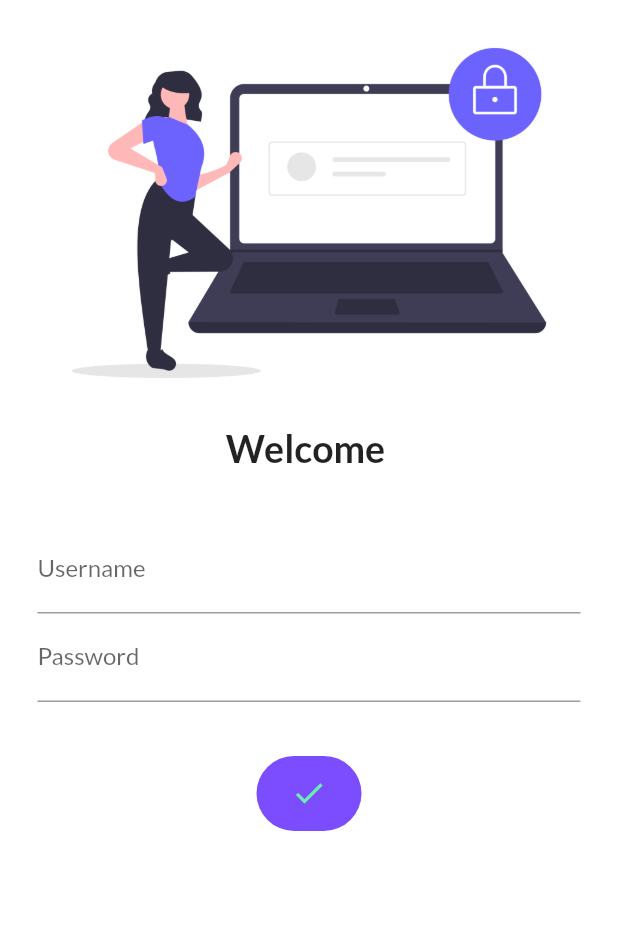
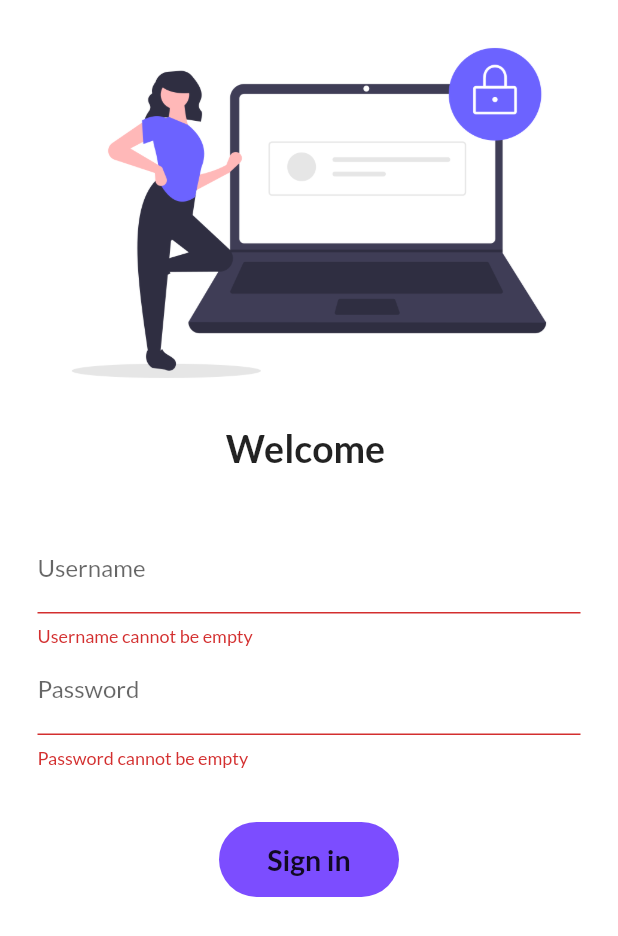
Before and after one commit to maisam2244/flutterCatalog, a Flutter app: the screen it shows after launch, after a tap on "Sign in", on a phone screen of 412 x 824 dp. Shown: the top 936 px of the screen. Run offline on Flutter 3.47's test engine with Material 2 defaults, Android fonts, the phone set to English and light mode, and no system bars; our stand-ins replace google_fonts.

Commit message:
day6 completed

```diff
--- a/lib/pages/login_page.dart
+++ b/lib/pages/login_page.dart
@@ -10,21 +10,40 @@ class Login extends StatefulWidget {
 }
 
 class _LoginState extends State<Login> {
-String name = "";
+  String username = "";
+  String password = "";
   bool changeState = false;
+  final _formKey = GlobalKey<FormState>();
+
+  void moveToHome(BuildContext context) async {
+    if (_formKey.currentState!.validate()) {
+      setState(() {
+        changeState = true;
+      });
+      await Future.delayed(const Duration(seconds: 1));
+      await Navigator.pushNamed(context, MyRoutes.homeRoute);
+      setState(() {
+        changeState = false;
+      });
+    }
+  }
+
   @override
   Widget build(BuildContext context) {
     return Material(
       color: Colors.white,
       child: SingleChildScrollView(
-        child: Column(children: [
+        child: Form(
+          key: _formKey,
+          child: Column(
+            children: [
               Image.asset(
                 'assets/images/Login_Page.png',
                 fit: BoxFit.cover,
               ),
               Center(
                 child: Text(
-              "Welcome $name",
+                  "Welcome $username",
                   style: const TextStyle(
                     fontSize: 25,
                     fontWeight: FontWeight.bold,
@@ -43,56 +62,71 @@ bool changeState = false;
                         hintText: "Enter username",
                         labelText: "Username",
                       ),
+                      validator: (value) {
+                        if (value == null || value.isEmpty) {
+                          return "Username cannot be empty";
+                        } else if (value.length < 6) {
+                          return "Length cannot be less than 6";
+                        } else {
+                          return null;
+                        }
+                      },
                       onChanged: (value) {
-                    name = value;
+                        username = value;
                         setState(() {});
                       },
                     ),
                     TextFormField(
                       obscureText: true,
                       decoration: const InputDecoration(
-                      hintText: "Enter password", labelText: "Password"),
+                        hintText: "Enter password",
+                        labelText: "Password",
+                      ),
+                      validator: (value) {
+                        if (value == null || value.isEmpty) {
+                          return "Password cannot be empty";
+                        } else if (value.length < 6) {
+                          return "Length cannot be less than 10";
+                        } else {
+                          return null;
+                        }
+                      },
                       onChanged: (value) {
-                    name = value;
+                        password = value;
                         setState(() {});
                       },
-                )
+                    ),
                   ],
                 ),
               ),
               const SizedBox(
                 height: 20.0,
               ),
-          //ElevatedButton(
-          //  style: TextButton.styleFrom(),
-          //  child: const Text("Sign in"),
-          //  onPressed: () {
-          //    Navigator.pushNamed(context, MyRoutes.homeRoute);
-          //  },
-          //)
-          InkWell(
-            onTap:  () async {
-              setState(() {
-                changeState = true;
-                //Navigator.pushNamed(context, MyRoutes.homeRoute);
-              });
-              await(Future.delayed(const Duration(seconds: 1 )));
-            },
+              Material(
+                borderRadius: BorderRadius.circular(50),
+                color: Colors.deepPurpleAccent,
+                child: InkWell(
+                  onTap: () => moveToHome(context),
                   child: AnimatedContainer(
                     duration: const Duration(seconds: 1),
                     height: 50,
-              width: changeState ? 70: 120,
+                    width: changeState ? 70 : 120,
                     alignment: Alignment.center,
-              decoration: BoxDecoration(
-                color: Colors.deepPurpleAccent,
-                borderRadius: BorderRadius.circular(50),
+                    child: changeState
+                        ? const Icon(Icons.done, color: Colors.greenAccent)
+                        : Text(
+                            "Sign in",
+                            style: TextStyle(
+                              fontSize: 19,
+                              fontWeight: FontWeight.bold,
                             ),
-              child: changeState? const Icon(Icons.done, color:  Colors.greenAccent)
-               : Text("Sign in",
-                  style: TextStyle(fontSize: 19, fontWeight: FontWeight.bold)),
                           ),
-          )
-        ]),
+                  ),
+                ),
+              ),
+            ],
+          ),
+        ),
       ),
     );
   }
```
Lines whose indentation alone changed are shown as unchanged.
